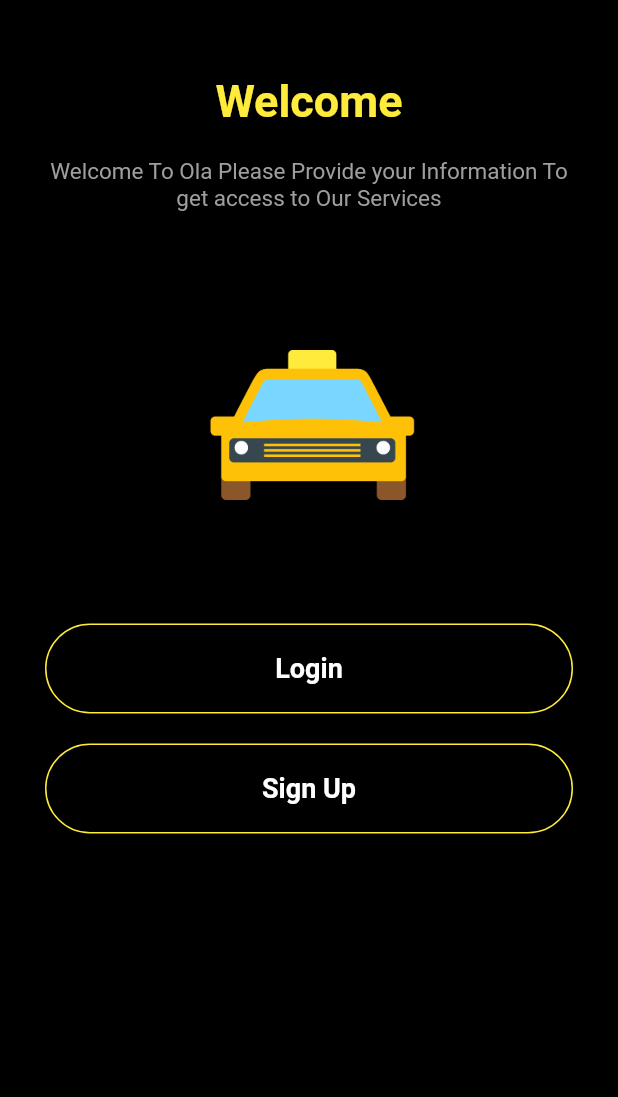
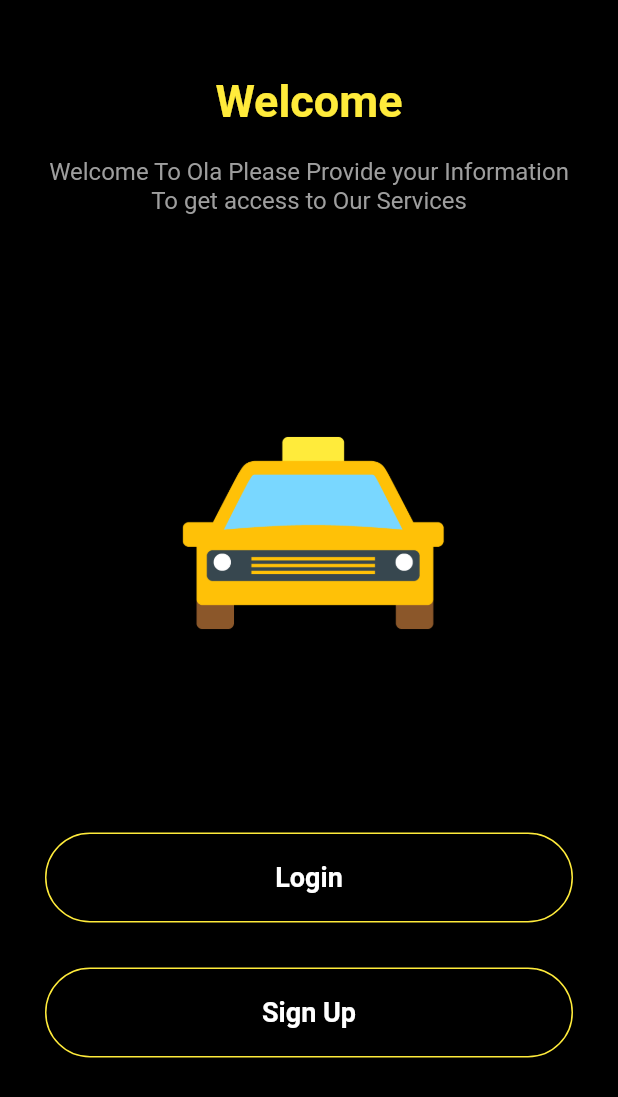
Before and after one commit to harshkoli201/CabApp, a Flutter app: the screen it shows after launch, on a phone screen of 412 x 824 dp. Shown: the top 1097 px of the screen. Run offline on Flutter 3.47's test engine with Material 2 defaults, Android fonts, the light colour scheme and no system bars.

Commit message:
Size Changed

```diff
--- a/ola/lib/MainScreen/mainscreen.dart
+++ b/ola/lib/MainScreen/mainscreen.dart
@@ -36,14 +36,14 @@
                   Text(
                     "Welcome To Ola Please Provide your Information To get access to Our Services",
                     textAlign: TextAlign.center,
-                    style: TextStyle(color: Colors.grey, fontSize: 15),
+                    style: TextStyle(color: Colors.grey, fontSize: 16),
                   ),
                 ],
               ),
               Container(
                 // width: 500.0,
                 // height: 300.0,
-                height: MediaQuery.of(context).size.height / 3,
+                height: MediaQuery.of(context).size.height / 2,
                 decoration: const BoxDecoration(
                   image: DecorationImage(
                     image: AssetImage("images/taxi.png"),
@@ -68,7 +68,7 @@
                     ),
                   ),
                   const SizedBox(
-                    height: 20,
+                    height: 30,
                   ),
                   Container(
                     child: MaterialButton(
```
